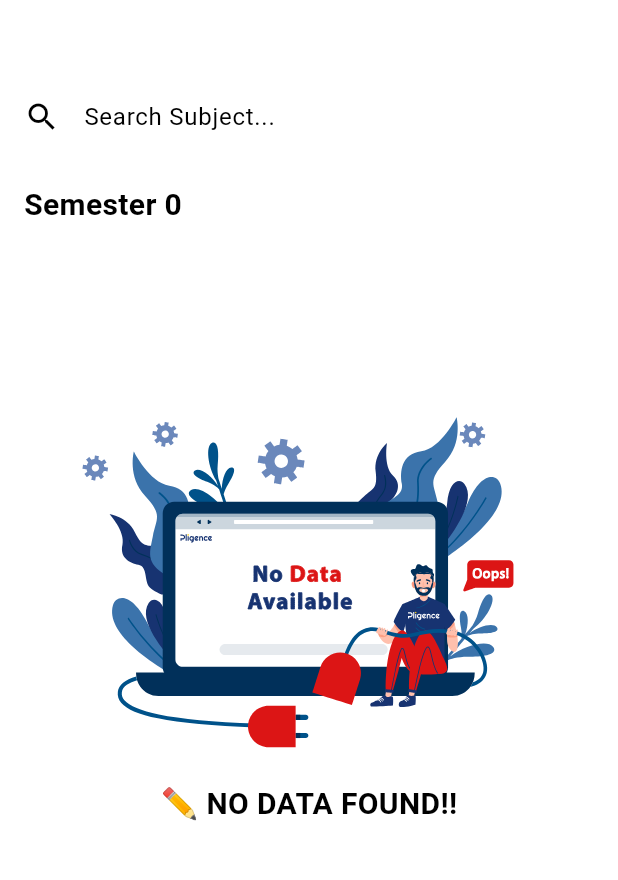
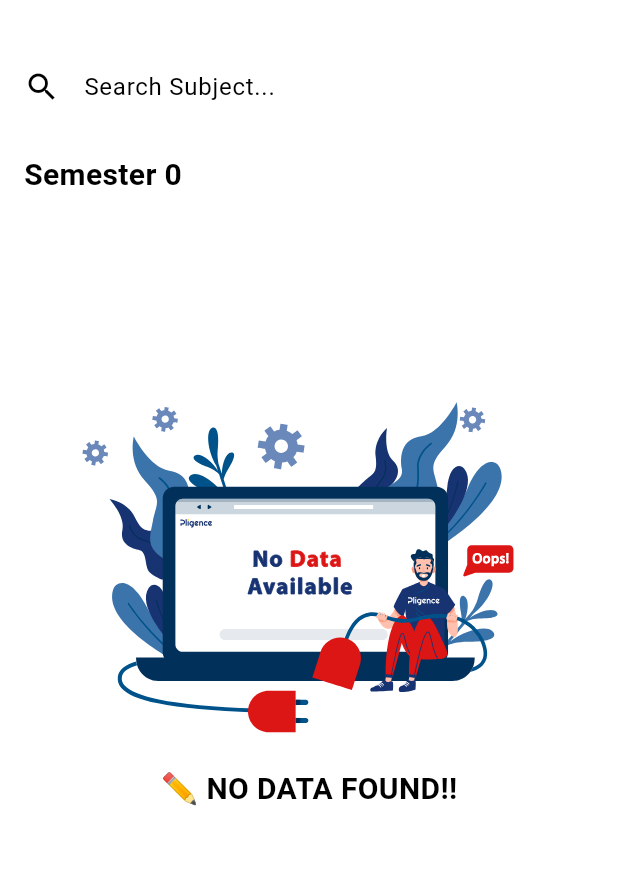
Before and after one commit to Ankitgarg2105/Student-Resource-App, a Flutter app: the SemViseSubjects screen opened directly, on a phone screen of 412 x 824 dp, the part 63-943 px from its top. Run offline on Flutter 3.47's test engine with Material 3 defaults, Android fonts, the phone set to English and light mode, and no system bars; our stand-ins replace animated_text_kit, cached_network_image, cloud_firestore, firebase_auth, firebase_core, flutter_secure_storage and 6 more; missing offline and left inert: syncfusion_flutter_pdfviewer; accounts and stored records are empty; network calls fail; Roboto replaces fonts that are missing (Montserrat).

Commit message:
bug fixed

```diff
--- a/lib/components/custom_helpr.dart
+++ b/lib/components/custom_helpr.dart
@@ -7,11 +7,11 @@ class Dialogs{
       content: Center(
         child: Text(
           t,
-          style: TextStyle(color: Constants.BLACK, fontSize: 15),
+          style: TextStyle(color: Constants.WHITE, fontSize: 15),
         ),
       ),
-      backgroundColor: Constants.WHITE,
-      duration: Duration(seconds: 3),
+      backgroundColor: Constants.APPCOLOUR,
+      duration: Duration(seconds: 1),
     );
 
     ScaffoldMessenger.of(context).showSnackBar(snackBar);
--- a/lib/database/Apis.dart
+++ b/lib/database/Apis.dart
@@ -281,6 +281,7 @@ class APIs {
     final storage =  new FlutterSecureStorage();
     await storage.delete(key: "me");
     await storage.delete(key: "${APIs.me!.batch}");
+    await storage.delete(key: "recents");
 
     await auth.signOut();
   }
--- a/lib/pages/sem_vise_subjects.dart
+++ b/lib/pages/sem_vise_subjects.dart
@@ -62,7 +62,8 @@ class _SemViseSubjectsState extends State<SemViseSubjects>{
               ),
             ),
           ),
-          leading: IconButton(
+          leading: Builder(
+            builder: (context) => IconButton(
               icon: SvgPicture.asset(
                 "assets/svgIcons/hamburger.svg",
                 color: Constants.BLACK,
@@ -71,6 +72,7 @@ class _SemViseSubjectsState extends State<SemViseSubjects>{
                 Scaffold.of(context).openDrawer();
               },
             ),
+          ),
           actions: [
             IconButton(
               icon: SvgPicture.asset(
@@ -78,7 +80,7 @@ class _SemViseSubjectsState extends State<SemViseSubjects>{
                 color: Constants.BLACK,
               ),
               onPressed: () {
-                // Handle notification action
+                Dialogs.showSnackbar(context, "Oops! 😞 No Notification to Show");
               },
             ),
           ],
@@ -98,7 +100,7 @@ class _SemViseSubjectsState extends State<SemViseSubjects>{
               }
             },
             child: Padding(
-              padding: const EdgeInsets.only(top: 20),
+              padding: const EdgeInsets.only(top: 0),
               child: Column(
                 crossAxisAlignment: CrossAxisAlignment.start,
                 children: [
```
Also changed, not shown: lib/pages/RecentsPage.dart (+8 -2 lines), lib/pages/SearchPage.dart (+5 -3 lines), lib/pages/Subject_detail.dart (+14 -11 lines). Lines whose indentation alone changed are shown as unchanged.
